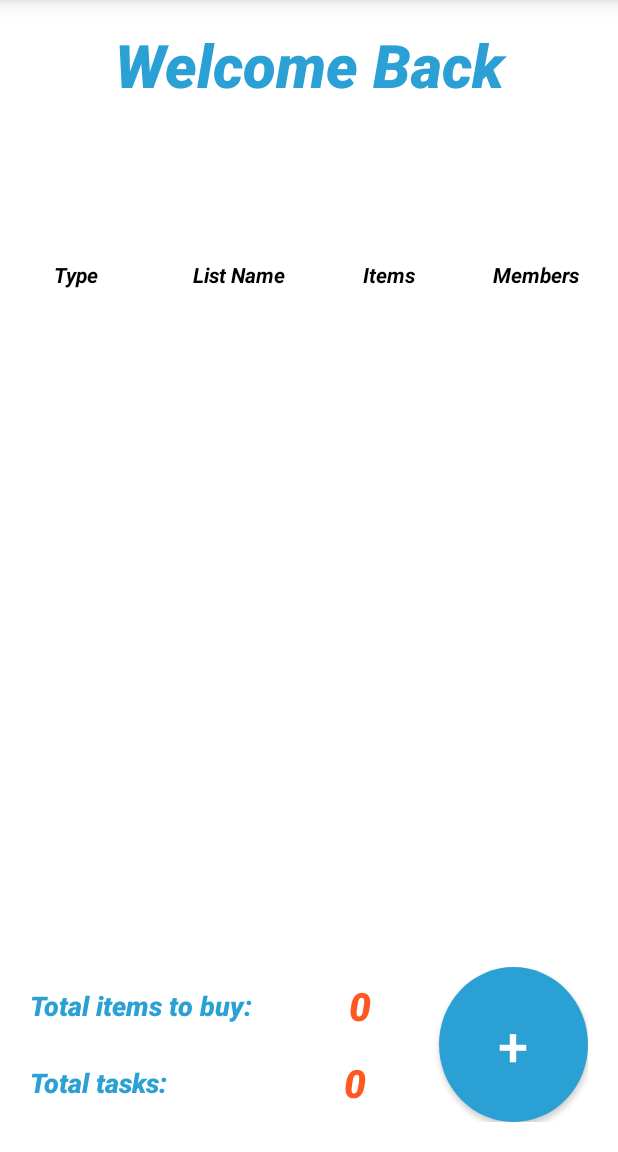
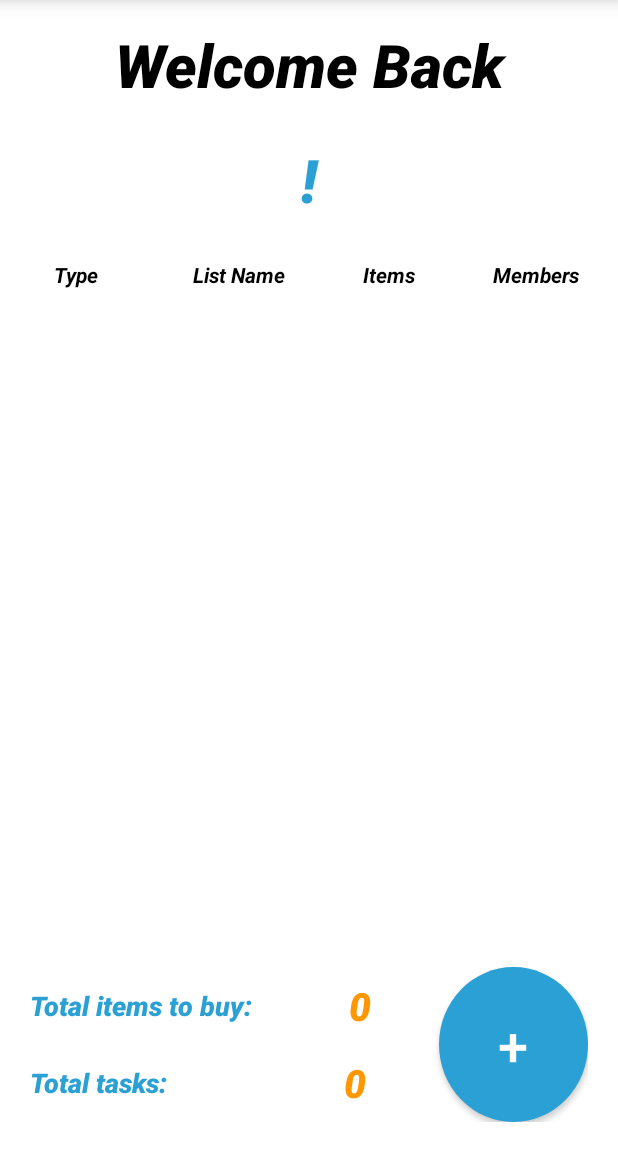
Before and after one commit to vbgithub92/ShopiTask, an Android app: the TaskListsActivity screen opened directly, with no data from a screen before it, on a phone screen of 412 x 824 dp, the part 84-1236 px from its top. Run offline under Robolectric (Android 15) with nearby library versions, the phone set to English and light mode, and no system bars; our stand-ins replace Firebase (no records; nobody signed in at launch, a user with empty details on screens opened directly).

Commit message:
no message

```diff
--- a/app/src/main/AndroidManifest.xml
+++ b/app/src/main/AndroidManifest.xml
@@ -12,7 +12,8 @@
         android:label="@string/app_name"
         android:roundIcon="@mipmap/ic_launcher_round"
         android:supportsRtl="true"
-        android:theme="@style/AppTheme">
+        android:theme="@style/AppTheme"
+        android:testOnly="false">
         <activity android:name=".AddToListActivity" />
         <activity android:name=".ListDetailsActivity" />
         <activity android:name=".AddNewListActivity" />
--- a/app/src/main/java/com/androiddev/shopitask/AddToListActivity.java
+++ b/app/src/main/java/com/androiddev/shopitask/AddToListActivity.java
@@ -4,7 +4,6 @@ import android.content.Intent;
 import android.location.Location;
 import android.media.Image;
 import android.os.Bundle;
-import android.util.Log;
 import android.view.View;
 import android.widget.Button;
 import android.widget.DatePicker;
@@ -38,7 +37,6 @@ import static com.androiddev.shopitask.MainActivity.LIST_NAME_KEY;
 import static com.androiddev.shopitask.MainActivity.LIST_OWNER_ID_KEY;
 import static com.androiddev.shopitask.MainActivity.LIST_SIZE_KEY;
 import static com.androiddev.shopitask.MainActivity.LIST_TYPE_KEY;
-
 import static com.androiddev.shopitask.MainActivity.getDateFromDatePicker;
 
 public class AddToListActivity extends AppCompatActivity {
--- a/app/src/main/java/com/androiddev/shopitask/TaskListsActivity.java
+++ b/app/src/main/java/com/androiddev/shopitask/TaskListsActivity.java
@@ -13,6 +13,7 @@ import androidx.recyclerview.widget.LinearLayoutManager;
 import androidx.recyclerview.widget.RecyclerView;
 
 import com.androiddev.shopitask.models.List;
+import com.androiddev.shopitask.models.LoadingDialog;
 import com.androiddev.shopitask.models.MyUser;
 import com.androiddev.shopitask.models.ShoppingItem;
 import com.androiddev.shopitask.models.ShoppingList;
@@ -30,7 +31,6 @@ public class TaskListsActivity extends AppCompatActivity implements ListAdapter.
 
     private static final String TAG = "TaskListsActivity";
 
-
     private Vibrator vibe;
 
     private RecyclerView recyclerView;
@@ -38,11 +38,12 @@ public class TaskListsActivity extends AppCompatActivity implements ListAdapter.
     private RecyclerView.LayoutManager layoutManager;
 
     private TextView textUserName;
+    private TextView textTotalShoppingItems;
+    private TextView textTotalTasks;
 
     ArrayList<List> tasksList = new ArrayList<>();
 
-    private TextView textTotalShoppingItems;
-    private TextView textTotalTasks;
+    private LoadingDialog loadingDialog;
 
     private MyUser myUser = new MyUser();
 
@@ -52,11 +53,17 @@ public class TaskListsActivity extends AppCompatActivity implements ListAdapter.
         setContentView(R.layout.activity_task_lists);
         createToolbar();
         findViewsById();
-        textUserName.setText(myUser.getUserName());
+        String userName = myUser.getUserName() + "!";
+        textUserName.setText(userName);
         vibe = (Vibrator) TaskListsActivity.this.getSystemService(Context.VIBRATOR_SERVICE);
 
+        loadingDialog = new LoadingDialog(this);
+
         initRecyclerView();
-        myUser.initListsAndUpdateAdapter(listAdapter);
+
+        loadingDialog.startLoadingDialog(getString(R.string.do_something));
+        myUser.initListsAndUpdateAdapter(listAdapter, this);
+
     }
 
     @Override
@@ -158,11 +165,10 @@ public class TaskListsActivity extends AppCompatActivity implements ListAdapter.
         Objects.requireNonNull(getSupportActionBar()).setDisplayShowTitleEnabled(false);
     }
 
-    private void updateTotals() {
+    public void updateTotals() {
         int totalShoppingItems = 0;
         int totalTasks = 0;
 
-        // TODO FIX
         for (List list : myUser.getTasksList()) {
             if (list instanceof ShoppingList)
                 totalShoppingItems += ((ShoppingList) list).getListSize();
@@ -181,4 +187,8 @@ public class TaskListsActivity extends AppCompatActivity implements ListAdapter.
         intent.putExtra(LIST_KEY, selectedList);
         startActivity(intent);
     }
+
+    public LoadingDialog getLoadingDialog() {
+        return loadingDialog;
+    }
 }
--- a/app/src/main/java/com/androiddev/shopitask/fragments/LoginFragment.java
+++ b/app/src/main/java/com/androiddev/shopitask/fragments/LoginFragment.java
@@ -99,15 +99,17 @@ public class LoginFragment extends Fragment {
 
     private void login(String email, String password) {
         mAut = FirebaseAuth.getInstance();
+        mainActivity.getLoadingDialog().startLoadingDialog(getString(R.string.logging_in));
         mAut.signInWithEmailAndPassword(email, password).addOnCompleteListener(mainActivity, new OnCompleteListener<AuthResult>() {
             @Override
             public void onComplete(@NonNull Task<AuthResult> task) {
                 if (!task.isSuccessful()) {
-                    Toast.makeText(mainActivity.getApplicationContext(), "fail", Toast.LENGTH_SHORT).show();
+                    Toast.makeText(mainActivity.getApplicationContext(), getString(R.string.login_fail), Toast.LENGTH_SHORT).show();
+                    mainActivity.getLoadingDialog().dismissLoadingDialog();
                 }
                 else {
+                    mainActivity.getLoadingDialog().dismissLoadingDialog();
                     Intent intent = new Intent(getActivity(), TaskListsActivity.class);
-
                     startActivity(intent);
                 }
             }
--- a/app/src/main/java/com/androiddev/shopitask/fragments/SignUpFragment.java
+++ b/app/src/main/java/com/androiddev/shopitask/fragments/SignUpFragment.java
@@ -23,8 +23,6 @@ import com.google.firebase.auth.AuthResult;
 import com.google.firebase.auth.FirebaseAuth;
 import com.google.firebase.auth.FirebaseUser;
 import com.google.firebase.auth.UserProfileChangeRequest;
-import com.google.firebase.database.DatabaseReference;
-import com.google.firebase.database.FirebaseDatabase;
 
 public class SignUpFragment extends Fragment {
 
@@ -105,11 +103,13 @@ public class SignUpFragment extends Fragment {
         toast.show();
 
         mAut = FirebaseAuth.getInstance();
+        mainActivity.getLoadingDialog().startLoadingDialog(getString(R.string.signing_up));
         mAut.createUserWithEmailAndPassword(email, password).addOnCompleteListener(mainActivity, new OnCompleteListener<AuthResult>() {
            @Override
            public void onComplete(@NonNull Task<AuthResult> task) {
                if (!task.isSuccessful()) {
                    Toast.makeText(mainActivity.getApplicationContext(), "fail", Toast.LENGTH_SHORT).show();
+                   mainActivity.getLoadingDialog().dismissLoadingDialog();
                } else {
                    FirebaseUser user = mAut.getCurrentUser();
                    UserProfileChangeRequest profileUpdates = new UserProfileChangeRequest.Builder().setDisplayName(name).build();
@@ -122,6 +122,7 @@ public class SignUpFragment extends Fragment {
                                Toast.makeText(mainActivity.getApplicationContext(), "fail", Toast.LENGTH_SHORT).show();
                            }
                            else {
+                               mainActivity.getLoadingDialog().dismissLoadingDialog();
                                Intent intent = new Intent(getActivity(), TaskListsActivity.class);
                                startActivity(intent);
                            }
--- /dev/null
+++ b/app/src/main/java/com/androiddev/shopitask/models/LoadingDialog.java
@@ -0,0 +1,37 @@
+package com.androiddev.shopitask.models;
+
+import android.app.Activity;
+import android.app.AlertDialog;
+import android.view.LayoutInflater;
+import android.view.View;
+import android.widget.TextView;
+
+import com.androiddev.shopitask.R;
+
+public class LoadingDialog {
+
+    private Activity activity;
+    private AlertDialog dialog;
+
+    public LoadingDialog(Activity myActivity) {
+        activity = myActivity;
+    }
+
+    public void startLoadingDialog(String prompt) {
+        AlertDialog.Builder builder = new AlertDialog.Builder(activity);
+
+        LayoutInflater inflater = activity.getLayoutInflater();
+        View view = inflater.inflate(R.layout.dialog_loading,null);
+        builder.setView(view);
+
+        TextView loadingPrompt = view.findViewById(R.id.loadingPrompt);
+        loadingPrompt.setText(prompt);
+
+        dialog = builder.create();
+        dialog.show();
+    }
+
+    public void dismissLoadingDialog() {
+        dialog.dismiss();
+    }
+}
--- a/app/src/main/java/com/androiddev/shopitask/models/MyUser.java
+++ b/app/src/main/java/com/androiddev/shopitask/models/MyUser.java
@@ -5,6 +5,7 @@ import android.util.Log;
 import androidx.annotation.NonNull;
 
 import com.androiddev.shopitask.MyListAdapter;
+import com.androiddev.shopitask.TaskListsActivity;
 import com.google.firebase.auth.FirebaseAuth;
 import com.google.firebase.auth.FirebaseUser;
 import com.google.firebase.database.DataSnapshot;
@@ -40,7 +41,7 @@ public class MyUser {
         this.dbReference.child("MyLists").addValueEventListener(new ValueEventListener() {
             @Override
             public void onDataChange(DataSnapshot dataSnapshot) {
-                initMyLists(dataSnapshot, null);
+                initMyLists(dataSnapshot, null,null);
             }
             @Override
             public void onCancelled(@NonNull DatabaseError error) {
@@ -49,11 +50,12 @@ public class MyUser {
         });
     }
 
-    public void initListsAndUpdateAdapter(final MyListAdapter myListAdapter) {
+    public void initListsAndUpdateAdapter(final MyListAdapter myListAdapter, final TaskListsActivity activity) {
+        // START
         this.dbReference.child("MyLists").addValueEventListener(new ValueEventListener() {
             @Override
             public void onDataChange(DataSnapshot dataSnapshot) {
-                initMyLists(dataSnapshot, myListAdapter);
+                initMyLists(dataSnapshot, myListAdapter, activity);
             }
             @Override
             public void onCancelled(@NonNull DatabaseError error) {
@@ -128,7 +130,8 @@ public class MyUser {
         return toDoLists;
     }
 
-    private void initMyLists(@NonNull DataSnapshot dataSnapshot, MyListAdapter myListAdapter) {
+    private void initMyLists(@NonNull DataSnapshot dataSnapshot, MyListAdapter myListAdapter , TaskListsActivity activity) {
+
         Log.d(TAG, "initMyLists: Im here");
         for (DataSnapshot ds: dataSnapshot.getChildren()) {
             switch (ListType.valueOf(ds.child("listType").getValue(String.class))) {
@@ -144,6 +147,9 @@ public class MyUser {
             myListAdapter.setItems(tasksList);
             myListAdapter.notifyDataSetChanged();
         }
+        activity.getLoadingDialog().dismissLoadingDialog();
+        activity.updateTotals();
+
     }
 
     @Override
--- a/app/src/main/res/layout/activity_task_lists.xml
+++ b/app/src/main/res/layout/activity_task_lists.xml
@@ -30,7 +30,7 @@
             android:fontFamily="sans-serif-black"
             android:gravity="center"
             android:text="@string/welcome_back"
-            android:textColor="@color/colorPrimary"
+            android:textColor="#000000"
             android:textSize="40sp"
             android:textStyle="bold|italic" />
 
@@ -41,7 +41,7 @@
             android:layout_weight="0.75"
             android:fontFamily="sans-serif-black"
             android:gravity="center"
-            android:textColor="@color/colorAccent"
+            android:textColor="@color/colorPrimary"
             android:textSize="40sp"
             android:textStyle="bold|italic" />
 
--- a/app/src/main/res/values/colors.xml
+++ b/app/src/main/res/values/colors.xml
@@ -2,5 +2,5 @@
 <resources>
     <color name="colorPrimary">#2AA0D5</color>
     <color name="colorPrimaryDark">#2AA0D5</color>
-    <color name="colorAccent">#FF5722</color>
+    <color name="colorAccent">#FF9800</color>
 </resources>
```
Also changed, not shown: app/src/main/java/com/androiddev/shopitask/ListDetailsActivity.java (+77 -1 lines), app/src/main/java/com/androiddev/shopitask/MainActivity.java (+7 -0 lines), app/src/main/res/layout/activity_list_details.xml (+23 -1 lines), app/src/main/res/layout/dialog_loading.xml (added, +30 -0 lines), app/src/main/res/layout/dialog_share_list.xml (added, +99 -0 lines), app/src/main/res/layout/recycler_list.xml (+12 -1 lines), app/src/main/res/values/strings.xml (+14 -0 lines), app/src/main/res/drawable/close.png (added).
